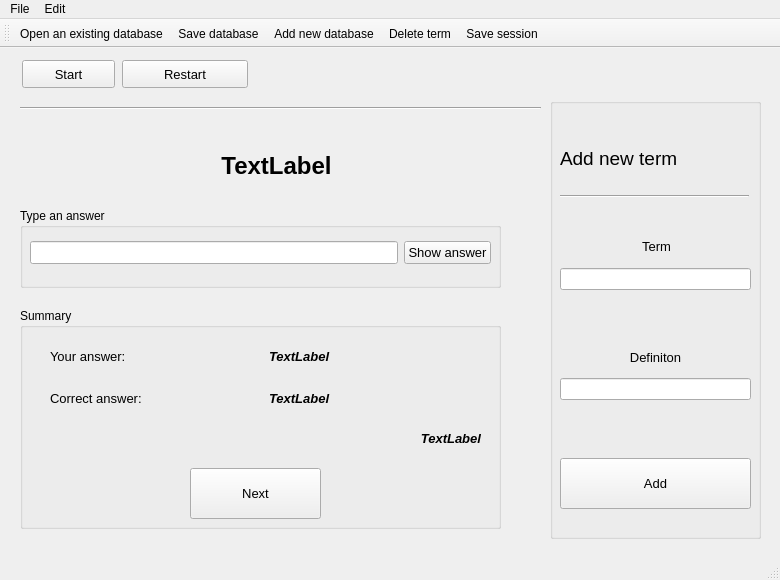
First picture: the form in FlashCards/mainwindow.ui, repository Avalanche315/FlashCards, before the edit.
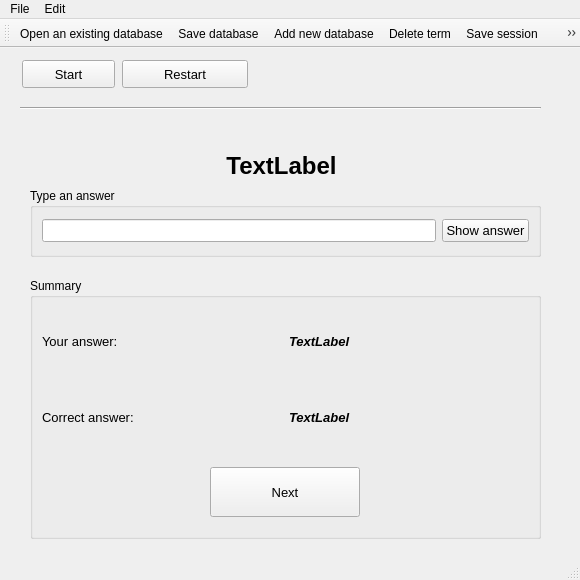
Second picture: the form after the edit. Icons and pictures are not drawn.

Commit message: Separating adding new term component from main window, adding some changes to GUI

Patch:
```diff
--- a/FlashCards/mainwindow.ui
+++ b/FlashCards/mainwindow.ui
@@ -6,7 +6,7 @@
    <rect>
     <x>0</x>
     <y>0</y>
-    <width>780</width>
+    <width>580</width>
     <height>580</height>
    </rect>
   </property>
@@ -18,13 +18,13 @@
   </property>
   <property name="minimumSize">
    <size>
-    <width>780</width>
+    <width>580</width>
     <height>580</height>
    </size>
   </property>
   <property name="maximumSize">
    <size>
-    <width>780</width>
+    <width>580</width>
     <height>580</height>
    </size>
   </property>
@@ -79,9 +79,9 @@
     </property>
     <property name="geometry">
      <rect>
-      <x>36</x>
+      <x>26</x>
       <y>100</y>
-      <width>481</width>
+      <width>511</width>
       <height>36</height>
      </rect>
     </property>
@@ -95,163 +95,26 @@
     <property name="text">
      <string>&lt;html&gt;&lt;head/&gt;&lt;body&gt;&lt;p align=&quot;center&quot;&gt;TextLabel&lt;/p&gt;&lt;/body&gt;&lt;/html&gt;</string>
     </property>
-   </widget>
-   <widget class="QGroupBox" name="groupBox">
-    <property name="geometry">
-     <rect>
-      <x>550</x>
-      <y>50</y>
-      <width>211</width>
-      <height>441</height>
-     </rect>
+    <property name="alignment">
+     <set>Qt::AlignCenter</set>
     </property>
-    <property name="title">
-     <string/>
-    </property>
-    <property name="flat">
-     <bool>false</bool>
-    </property>
-    <property name="checkable">
-     <bool>false</bool>
-    </property>
-    <widget class="Line" name="line">
-     <property name="geometry">
-      <rect>
-       <x>10</x>
-       <y>90</y>
-       <width>189</width>
-       <height>16</height>
-      </rect>
-     </property>
-     <property name="orientation">
-      <enum>Qt::Horizontal</enum>
-     </property>
-    </widget>
-    <widget class="QLabel" name="labelTerm">
-     <property name="geometry">
-      <rect>
-       <x>11</x>
-       <y>139</y>
-       <width>191</width>
-       <height>20</height>
-      </rect>
-     </property>
-     <property name="font">
-      <font>
-       <family>Arial</family>
-       <pointsize>10</pointsize>
-      </font>
-     </property>
-     <property name="layoutDirection">
-      <enum>Qt::LeftToRight</enum>
-     </property>
-     <property name="text">
-      <string>&lt;html&gt;&lt;head/&gt;&lt;body&gt;&lt;p align=&quot;center&quot;&gt;Term&lt;/p&gt;&lt;/body&gt;&lt;/html&gt;</string>
-     </property>
-    </widget>
-    <widget class="QLabel" name="labelAddNewTerm">
-     <property name="geometry">
-      <rect>
-       <x>10</x>
-       <y>40</y>
-       <width>191</width>
-       <height>41</height>
-      </rect>
-     </property>
-     <property name="font">
-      <font>
-       <family>Arial</family>
-       <pointsize>14</pointsize>
-      </font>
-     </property>
-     <property name="text">
-      <string>Add new term</string>
-     </property>
-    </widget>
-    <widget class="QLabel" name="labelDefinition">
-     <property name="geometry">
-      <rect>
-       <x>10</x>
-       <y>250</y>
-       <width>191</width>
-       <height>20</height>
-      </rect>
-     </property>
-     <property name="font">
-      <font>
-       <family>Arial</family>
-       <pointsize>10</pointsize>
-      </font>
-     </property>
-     <property name="text">
-      <string>&lt;html&gt;&lt;head/&gt;&lt;body&gt;&lt;p align=&quot;center&quot;&gt;Definiton&lt;/p&gt;&lt;/body&gt;&lt;/html&gt;</string>
-     </property>
-    </widget>
-    <widget class="QLineEdit" name="lineEditInputTerm">
-     <property name="geometry">
-      <rect>
-       <x>10</x>
-       <y>170</y>
-       <width>191</width>
-       <height>22</height>
-      </rect>
-     </property>
-    </widget>
-    <widget class="QLineEdit" name="lineEditInputDefinition">
-     <property name="geometry">
-      <rect>
-       <x>10</x>
-       <y>280</y>
-       <width>191</width>
-       <height>22</height>
-      </rect>
-     </property>
-    </widget>
-    <widget class="QPushButton" name="pushButtonAddNewTerm">
-     <property name="geometry">
-      <rect>
-       <x>10</x>
-       <y>360</y>
-       <width>191</width>
-       <height>51</height>
-      </rect>
-     </property>
-     <property name="font">
-      <font>
-       <family>Arial</family>
-       <pointsize>10</pointsize>
-       <weight>50</weight>
-       <italic>false</italic>
-       <bold>false</bold>
-       <underline>false</underline>
-      </font>
-     </property>
-     <property name="text">
-      <string>Add</string>
-     </property>
-    </widget>
    </widget>
    <widget class="QGroupBox" name="groupBoxSummary">
     <property name="geometry">
      <rect>
-      <x>20</x>
-      <y>260</y>
-      <width>481</width>
-      <height>221</height>
+      <x>30</x>
+      <y>230</y>
+      <width>511</width>
+      <height>261</height>
      </rect>
     </property>
     <property name="title">
      <string>Summary</string>
     </property>
-    <widget class="QWidget" name="layoutWidget">
-     <property name="geometry">
-      <rect>
-       <x>30</x>
-       <y>38</y>
-       <width>431</width>
-       <height>21</height>
-      </rect>
-     </property>
+    <layout class="QVBoxLayout" name="verticalLayout_3">
+     <item>
+      <layout class="QVBoxLayout" name="verticalLayout_2">
+       <item>
      <layout class="QHBoxLayout" name="horizontalLayout_2">
       <item>
        <widget class="QLabel" name="UserAnswer">
@@ -286,16 +149,8 @@
        </widget>
       </item>
      </layout>
-    </widget>
-    <widget class="QWidget" name="layoutWidget">
-     <property name="geometry">
-      <rect>
-       <x>30</x>
-       <y>80</y>
-       <width>431</width>
-       <height>21</height>
-      </rect>
-     </property>
+       </item>
+       <item>
      <layout class="QHBoxLayout" name="horizontalLayout_3">
       <item>
        <widget class="QLabel" name="CorrectMessage">
@@ -330,47 +185,26 @@
        </widget>
       </item>
      </layout>
-    </widget>
-    <widget class="QWidget" name="layoutWidget">
-     <property name="geometry">
-      <rect>
-       <x>30</x>
-       <y>120</y>
-       <width>431</width>
-       <height>21</height>
-      </rect>
-     </property>
-     <layout class="QHBoxLayout" name="horizontalLayout_5">
-      <item>
-       <widget class="QLabel" name="labelUsersGrade">
-        <property name="font">
-         <font>
-          <family>Arial</family>
-          <pointsize>10</pointsize>
-          <weight>75</weight>
-          <italic>true</italic>
-          <bold>true</bold>
-         </font>
-        </property>
-        <property name="text">
-         <string>TextLabel</string>
-        </property>
-        <property name="alignment">
-         <set>Qt::AlignRight|Qt::AlignTrailing|Qt::AlignVCenter</set>
-        </property>
-       </widget>
-      </item>
-     </layout>
-    </widget>
-   </widget>
+       </item>
+       <item alignment="Qt::AlignHCenter|Qt::AlignVCenter">
    <widget class="QPushButton" name="pushButtonNext">
-    <property name="geometry">
-     <rect>
-      <x>190</x>
-      <y>420</y>
-      <width>131</width>
-      <height>51</height>
-     </rect>
+         <property name="sizePolicy">
+          <sizepolicy hsizetype="Preferred" vsizetype="Fixed">
+           <horstretch>0</horstretch>
+           <verstretch>0</verstretch>
+          </sizepolicy>
+         </property>
+         <property name="minimumSize">
+          <size>
+           <width>150</width>
+           <height>50</height>
+          </size>
+         </property>
+         <property name="maximumSize">
+          <size>
+           <width>400</width>
+           <height>200</height>
+          </size>
     </property>
     <property name="font">
      <font>
@@ -378,10 +212,18 @@
       <pointsize>10</pointsize>
      </font>
     </property>
+         <property name="layoutDirection">
+          <enum>Qt::LeftToRight</enum>
+         </property>
     <property name="text">
      <string>Next</string>
     </property>
    </widget>
+       </item>
+      </layout>
+     </item>
+    </layout>
+   </widget>
    <widget class="Line" name="line_3">
     <property name="geometry">
      <rect>
@@ -398,24 +240,23 @@
    <widget class="QGroupBox" name="groupBoxInput">
     <property name="geometry">
      <rect>
-      <x>20</x>
-      <y>160</y>
-      <width>481</width>
-      <height>80</height>
+      <x>30</x>
+      <y>140</y>
+      <width>511</width>
+      <height>69</height>
      </rect>
     </property>
+    <property name="sizePolicy">
+     <sizepolicy hsizetype="Preferred" vsizetype="Minimum">
+      <horstretch>0</horstretch>
+      <verstretch>0</verstretch>
+     </sizepolicy>
+    </property>
     <property name="title">
      <string>Type an answer</string>
     </property>
-    <widget class="QWidget" name="layoutWidget">
-     <property name="geometry">
-      <rect>
-       <x>10</x>
-       <y>30</y>
-       <width>461</width>
-       <height>30</height>
-      </rect>
-     </property>
+    <layout class="QVBoxLayout" name="verticalLayout">
+     <item>
      <layout class="QHBoxLayout" name="horizontalLayout">
       <item>
        <widget class="QLineEdit" name="lineEditInputAnswer">
@@ -447,7 +288,8 @@
        </widget>
       </item>
      </layout>
-    </widget>
+     </item>
+    </layout>
    </widget>
   </widget>
   <widget class="QMenuBar" name="menubar">
@@ -455,7 +297,7 @@
     <rect>
      <x>0</x>
      <y>0</y>
-     <width>780</width>
+     <width>580</width>
      <height>22</height>
     </rect>
    </property>
@@ -494,6 +336,7 @@
    <addaction name="toolBarAddNewDatabase"/>
    <addaction name="toolBarDeleteTerm"/>
    <addaction name="toolBarSaveSession"/>
+   <addaction name="toolBarAddNewTerms"/>
   </widget>
   <action name="actionExit">
    <property name="icon">
@@ -627,6 +470,24 @@
     <string>Save session</string>
    </property>
   </action>
+  <action name="actionAdd_new_terms">
+   <property name="icon">
+    <iconset resource="icons.qrc">
+     <normaloff>:/images/addnewterm.png</normaloff>:/images/addnewterm.png</iconset>
+   </property>
+   <property name="text">
+    <string>Add new terms</string>
+   </property>
+  </action>
+  <action name="toolBarAddNewTerms">
+   <property name="icon">
+    <iconset resource="icons.qrc">
+     <normaloff>:/images/addnewterm.png</normaloff>:/images/addnewterm.png</iconset>
+   </property>
+   <property name="text">
+    <string>Add new terms</string>
+   </property>
+  </action>
  </widget>
  <resources>
   <include location="icons.qrc"/>
```
Left out of the diff: 4 changed lines with no effect on the pictures. Lines whose indentation alone changed are shown as unchanged. The commit also changes 10 other files.
